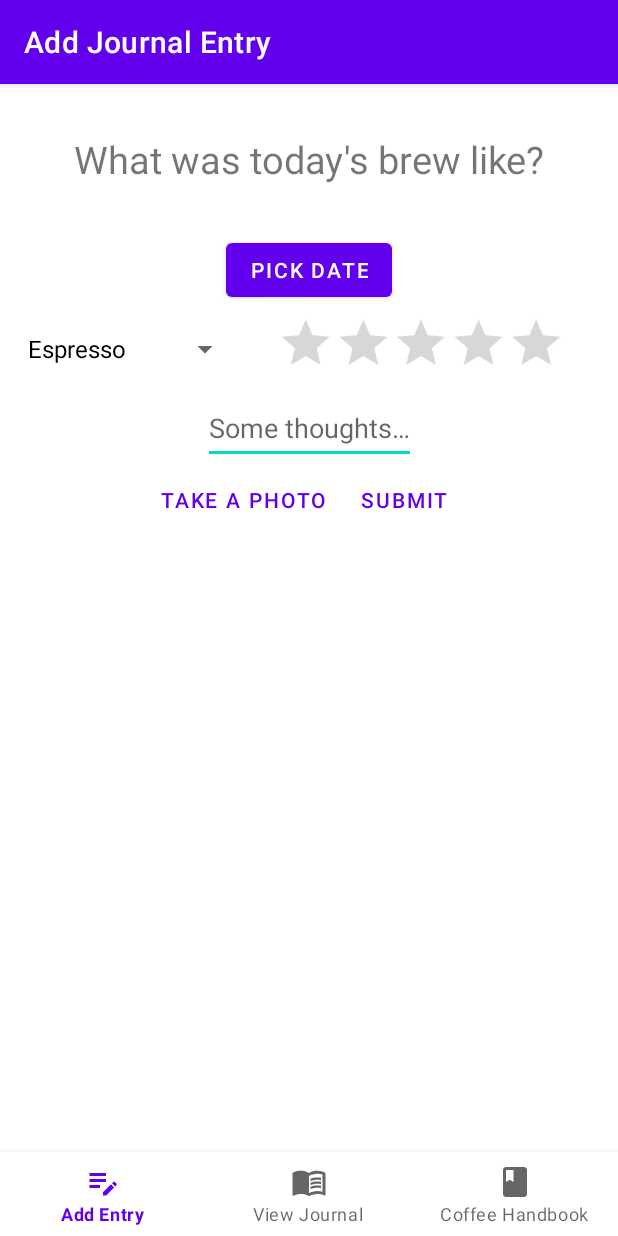
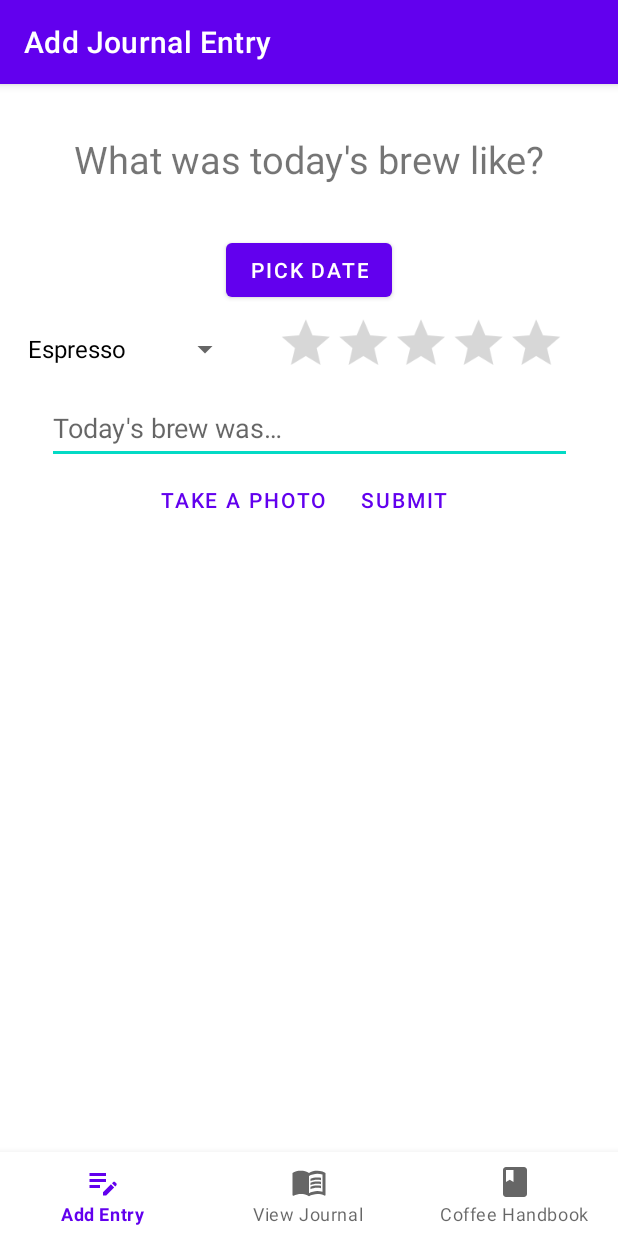
Before and after one commit to limepixl/CoffeeJournal_196068, an Android app: the screen it shows after launch (MainActivity), on a phone screen of 412 x 824 dp. Run offline under Robolectric (Android 15) with nearby library versions, the phone set to English and light mode, and no system bars; our stand-ins replace Room's generated code, navigation-ui.

Commit message:
Small string changes

```diff
--- a/app/src/main/res/layout/fragment_add_journal_entry.xml
+++ b/app/src/main/res/layout/fragment_add_journal_entry.xml
@@ -68,7 +68,7 @@
 
     <EditText
         android:id="@+id/et_notes"
-        android:layout_width="wrap_content"
+        android:layout_width="350dp"
         android:layout_height="wrap_content"
         android:autofillHints="notes"
         android:hint="@string/et_notes_hint"
--- a/app/src/main/res/values/strings.xml
+++ b/app/src/main/res/values/strings.xml
@@ -1,7 +1,7 @@
 <resources>
     <string name="app_name">CoffeeJournal</string>
     <string name="btn_pick_date">Pick Date</string>
-    <string name="et_notes_hint">Some thoughts…</string>
+    <string name="et_notes_hint">Today\'s brew was…</string>
     <string name="submit_button_label">Submit</string>
     <string name="camera_button_label">Take a photo</string>
     <string name="photo_of_your_coffee">Photo of your coffee!</string>
```
